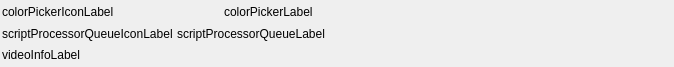
The window that vsedit/src/script_status_bar_widget/script_status_bar_widget.ui (AkarinVS/vapoursynth-editor-2) describes before a commit, drawn with Qt 5.
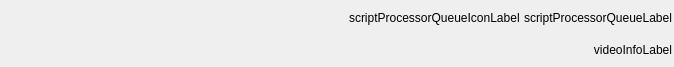
The same window after the commit.

Commit message: - New detachable multi tab UI - Script window can be detached from preview window - Bookmark manager intergrated with multi tab support - Timeline navigation integrated with multi tab support - A tab widget subclass with a hook in between tab change - A collapsable widget for log window - Transferred most menu functions to new UI

The edit to the form file:
```diff
--- a/vsedit/src/script_status_bar_widget/script_status_bar_widget.ui
+++ b/vsedit/src/script_status_bar_widget/script_status_bar_widget.ui
@@ -2,6 +2,9 @@
 <ui version="4.0">
  <class>ScriptStatusBarWidget</class>
  <widget class="QWidget" name="ScriptStatusBarWidget">
+  <property name="enabled">
+   <bool>true</bool>
+  </property>
   <property name="geometry">
    <rect>
     <x>0</x>
@@ -41,79 +44,6 @@
    <property name="bottomMargin">
     <number>2</number>
    </property>
-   <item>
-    <widget class="QWidget" name="colorPickerWidget" native="true">
-     <layout class="QHBoxLayout" name="horizontalLayout">
-      <property name="spacing">
-       <number>4</number>
-      </property>
-      <property name="leftMargin">
-       <number>0</number>
-      </property>
-      <property name="topMargin">
-       <number>0</number>
-      </property>
-      <property name="rightMargin">
-       <number>0</number>
-      </property>
-      <property name="bottomMargin">
-       <number>0</number>
-      </property>
-      <item>
-       <widget class="QLabel" name="colorPickerIconLabel">
-        <property name="text">
-         <string>colorPickerIconLabel</string>
-        </property>
-       </widget>
-      </item>
-      <item>
-       <widget class="QLabel" name="colorPickerLabel">
-        <property name="minimumSize">
-         <size>
-          <width>150</width>
-          <height>0</height>
-         </size>
-        </property>
-        <property name="baseSize">
-         <size>
-          <width>0</width>
-          <height>0</height>
-         </size>
-        </property>
-        <property name="text">
-         <string>colorPickerLabel</string>
-        </property>
-       </widget>
-      </item>
-      <item>
-       <widget class="QLabel" name="mousePositionLabel">
-        <property name="minimumSize">
-         <size>
-          <width>150</width>
-          <height>0</height>
-         </size>
-        </property>
-        <property name="baseSize">
-         <size>
-          <width>0</width>
-          <height>0</height>
-         </size>
-        </property>
-       </widget>
-      </item>
-      <item>
-       <spacer name="horizontalSpacer_2">
-        <property name="orientation">
-         <enum>Qt::Horizontal</enum>
-        </property>
-        <property name="sizeType">
-         <enum>QSizePolicy::Expanding</enum>
-        </property>
-       </spacer>
-      </item>
-     </layout>
-    </widget>
-   </item>
    <item>
     <widget class="QWidget" name="scriptProcessonInfoPanel" native="true">
      <layout class="QHBoxLayout" name="horizontalLayout_2">
@@ -132,20 +62,6 @@
       <property name="bottomMargin">
        <number>0</number>
       </property>
-      <item>
-       <widget class="QLabel" name="scriptProcessorQueueIconLabel">
-        <property name="text">
-         <string>scriptProcessorQueueIconLabel</string>
-        </property>
-       </widget>
-      </item>
-      <item>
-       <widget class="QLabel" name="scriptProcessorQueueLabel">
-        <property name="text">
-         <string>scriptProcessorQueueLabel</string>
-        </property>
-       </widget>
-      </item>
       <item>
        <spacer name="horizontalSpacer">
         <property name="orientation">
@@ -159,14 +75,34 @@
         </property>
        </spacer>
       </item>
+      <item>
+       <widget class="QLabel" name="scriptProcessorQueueIconLabel">
+        <property name="text">
+         <string>scriptProcessorQueueIconLabel</string>
+        </property>
+       </widget>
+      </item>
+      <item>
+       <widget class="QLabel" name="scriptProcessorQueueLabel">
+        <property name="text">
+         <string>scriptProcessorQueueLabel</string>
+        </property>
+       </widget>
+      </item>
      </layout>
     </widget>
    </item>
    <item>
     <widget class="QLabel" name="videoInfoLabel">
+     <property name="layoutDirection">
+      <enum>Qt::LeftToRight</enum>
+     </property>
      <property name="text">
       <string>videoInfoLabel</string>
      </property>
+     <property name="alignment">
+      <set>Qt::AlignRight|Qt::AlignTrailing|Qt::AlignVCenter</set>
+     </property>
      <property name="textInteractionFlags">
       <set>Qt::LinksAccessibleByMouse|Qt::TextSelectableByMouse</set>
      </property>
```
The commit also changes 44 other files.
